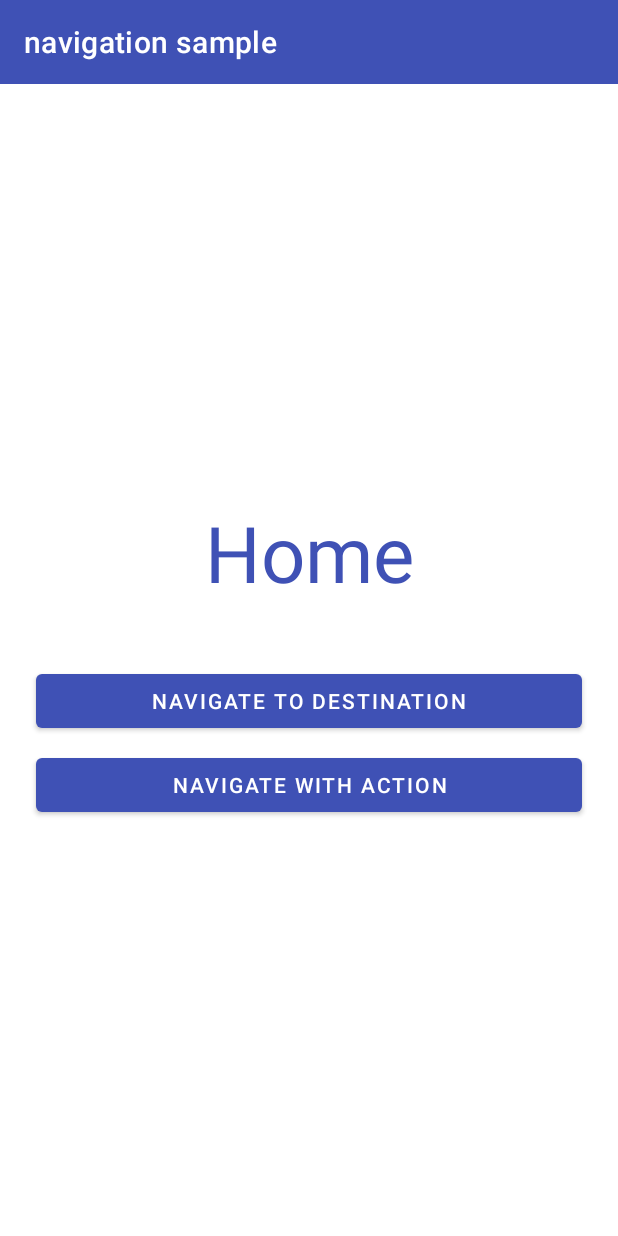
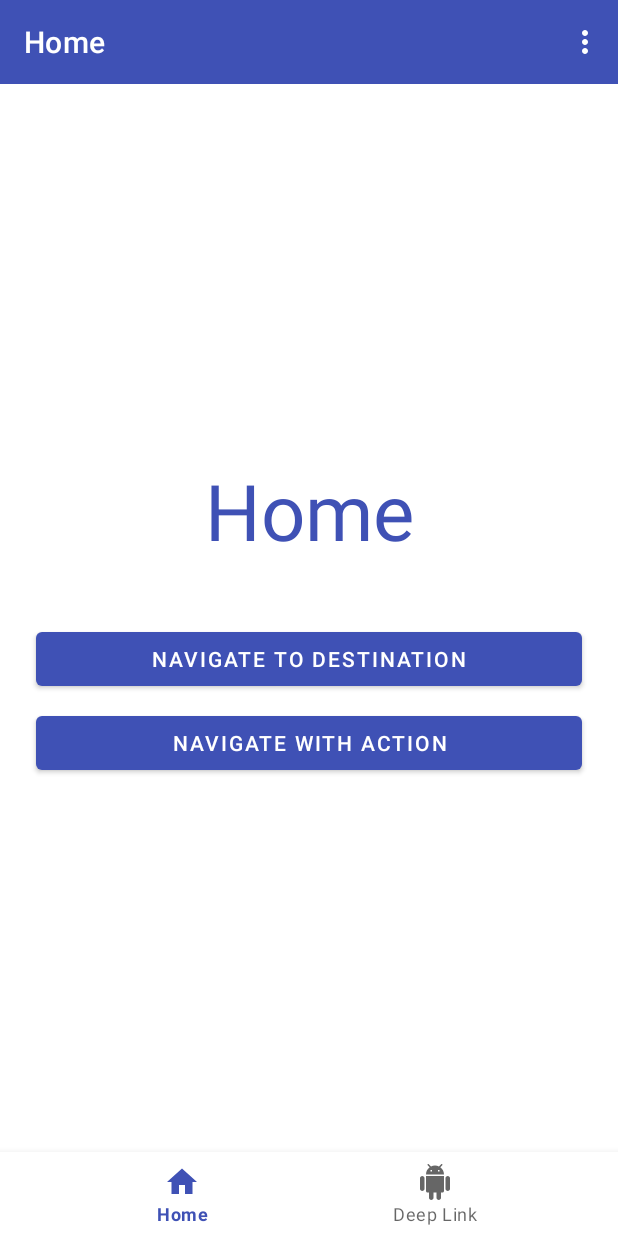
Before and after one commit to prince1809/android-navigation-sample, an Android app: the screen it shows after launch (MainActivity), on a phone screen of 412 x 824 dp. Run offline under Robolectric (Android 15) with nearby library versions, the phone set to English and light mode, and no system bars; our stand-ins replace navigation-ui.

Commit message:
add navigation and bottom navigation

```diff
--- a/app/src/main/java/com/princekr/android/navigationsample/FlowStepFragment.kt
+++ b/app/src/main/java/com/princekr/android/navigationsample/FlowStepFragment.kt
@@ -6,6 +6,7 @@ import android.view.LayoutInflater
 import android.view.View
 import android.view.ViewGroup
 import androidx.fragment.app.Fragment
+import androidx.navigation.fragment.navArgs
 
 /**
  * A simple [Fragment] subclass.
@@ -18,6 +19,9 @@ class FlowStepFragment : Fragment() {
     ): View? {
         // Inflate the layout for this fragment
         return inflater.inflate(R.layout.fragment_flow_step_one, container, false)
+
+        val safeArgs: FlowStepFragmentArgs by navArgs()
+        val flowStepNumber = safeArgs.flowStepNumber
     }
 
 
--- a/app/src/main/java/com/princekr/android/navigationsample/HomeFragment.kt
+++ b/app/src/main/java/com/princekr/android/navigationsample/HomeFragment.kt
@@ -7,7 +7,6 @@ import android.view.View
 import android.view.ViewGroup
 import android.widget.Button
 import androidx.fragment.app.Fragment
-import androidx.navigation.Navigation
 import androidx.navigation.fragment.findNavController
 import androidx.navigation.navOptions
 
@@ -41,8 +40,11 @@ class HomeFragment : Fragment() {
             findNavController().navigate(R.id.flow_step_one_dest, null, options)
         }
 
-        view.findViewById<Button>(R.id.navigate_action_button)?.setOnClickListener(
-                Navigation.createNavigateOnClickListener(R.id.next_action, null)
-        )
+        view.findViewById<Button>(R.id.navigate_action_button)?.setOnClickListener {
+            val flowStepNumberArg = 1
+            val action = HomeFragmentDirections.nextAction(flowStepNumberArg)
+            findNavController().navigate(action)
+        }
+
     }
 }
--- a/app/src/main/java/com/princekr/android/navigationsample/MainActivity.kt
+++ b/app/src/main/java/com/princekr/android/navigationsample/MainActivity.kt
@@ -3,12 +3,21 @@ package com.princekr.android.navigationsample
 import android.content.res.Resources
 import android.os.Bundle
 import android.util.Log
+import android.view.Menu
+import android.view.MenuItem
 import android.widget.Toast
 import androidx.appcompat.app.AppCompatActivity
 import androidx.appcompat.widget.Toolbar
+import androidx.drawerlayout.widget.DrawerLayout
 import androidx.navigation.NavController
+import androidx.navigation.findNavController
 import androidx.navigation.fragment.NavHostFragment
 import androidx.navigation.ui.AppBarConfiguration
+import androidx.navigation.ui.onNavDestinationSelected
+import androidx.navigation.ui.setupActionBarWithNavController
+import androidx.navigation.ui.setupWithNavController
+import com.google.android.material.bottomnavigation.BottomNavigationView
+import com.google.android.material.navigation.NavigationView
 
 /**
  * A simple Activity demonstrating use of a NavHostFragment with a navigation drawer.
@@ -34,6 +43,12 @@ class MainActivity : AppCompatActivity() {
 
         appBarConfiguration = AppBarConfiguration(navController.graph)
 
+        val drawerLayout: DrawerLayout? = findViewById(R.id.drawer_layout)
+        appBarConfiguration = AppBarConfiguration(
+            setOf(R.id.home_dest, R.id.deeplink_dest),
+            drawerLayout
+        )
+
         setupActionBar(navController, appBarConfiguration)
 
         setupNavigationMenu(navController)
@@ -56,17 +71,42 @@ class MainActivity : AppCompatActivity() {
     }
 
     private fun setupBottomMenu(navController: NavController) {
-
+        val bottomNav = findViewById<BottomNavigationView>(R.id.bottom_nav_view)
+        bottomNav?.setupWithNavController(navController)
     }
 
     private fun setupNavigationMenu(navController: NavController) {
-
+        val sideNavView = findViewById<NavigationView>(R.id.nav_view)
+        sideNavView?.setupWithNavController(navController)
     }
 
     private fun setupActionBar(
         navController: NavController,
-        appBarConfiguration: AppBarConfiguration
+        appBarConfig: AppBarConfiguration
     ) {
+        setupActionBarWithNavController(navController, appBarConfig)
+    }
 
+    override fun onCreateOptionsMenu(menu: Menu?): Boolean {
+        val retValue = super.onCreateOptionsMenu(menu)
+        val navigationView = findViewById<NavigationView>(R.id.nav_view)
+        // The NavigationView already has these same navigation items, so we only add
+        // navigation items to the menu here if there isn't a NavigationView
+        if (navigationView == null) {
+            menuInflater.inflate(R.menu.overflow_menu, menu)
+            return true
+        }
+        return retValue
     }
+
+    override fun onOptionsItemSelected(item: MenuItem): Boolean {
+        return item.onNavDestinationSelected(findNavController(R.id.my_nav_host_fragment))
+                || super.onOptionsItemSelected(item)
+    }
+
+    override fun onSupportNavigateUp(): Boolean {
+        return findNavController(R.id.my_nav_host_fragment).navigateUp()
+    }
+
+
 }
--- /dev/null
+++ b/app/src/main/res/layout-h470dp/navigation_activity.xml
@@ -0,0 +1,32 @@
+<?xml version="1.0" encoding="utf-8"?>
+<LinearLayout xmlns:android="http://schemas.android.com/apk/res/android"
+    xmlns:app="http://schemas.android.com/apk/res-auto"
+    xmlns:tools="http://schemas.android.com/tools"
+    android:layout_width="match_parent"
+    android:layout_height="match_parent"
+    android:orientation="vertical"
+    tools:context=".MainActivity">
+
+    <androidx.appcompat.widget.Toolbar
+        android:id="@+id/toolbar"
+        android:layout_width="match_parent"
+        android:layout_height="wrap_content"
+        android:background="@color/colorPrimary"
+        android:theme="@style/ThemeOverlay.MaterialComponents.Dark.ActionBar" />
+
+    <fragment
+        android:id="@+id/my_nav_host_fragment"
+        android:name="androidx.navigation.fragment.NavHostFragment"
+        android:layout_width="match_parent"
+        android:layout_height="0dp"
+        android:layout_weight="1"
+        app:defaultNavHost="true"
+        app:navGraph="@navigation/mobile_navigation" />
+
+    <com.google.android.material.bottomnavigation.BottomNavigationView
+        android:id="@+id/bottom_nav_view"
+        android:layout_width="match_parent"
+        android:layout_height="wrap_content"
+        app:menu="@menu/bottom_nav_menu" />
+
+</LinearLayout>
--- /dev/null
+++ b/app/src/main/res/layout-w960dp/navigation_activity.xml
@@ -0,0 +1,42 @@
+<?xml version="1.0" encoding="utf-8"?>
+<RelativeLayout xmlns:android="http://schemas.android.com/apk/res/android"
+    xmlns:app="http://schemas.android.com/apk/res-auto"
+    xmlns:tools="http://schemas.android.com/tools"
+    android:layout_width="match_parent"
+    android:layout_height="match_parent"
+    tools:context=".MainActivity">
+
+    <com.google.android.material.navigation.NavigationView
+        android:id="@+id/nav_view"
+        android:layout_width="wrap_content"
+        android:layout_height="match_parent"
+        android:layout_alignParentStart="true"
+        app:elevation="0dp"
+        app:headerLayout="@layout/nav_view_header"
+        app:menu="@menu/nav_drawer_menu" />
+
+    <View
+        android:layout_width="1dp"
+        android:layout_height="match_parent"
+        android:layout_toEndOf="@id/nav_view"
+        android:background="?android:attr/listDivider" />
+
+    <androidx.appcompat.widget.Toolbar
+        android:id="@+id/toolbar"
+        android:layout_width="match_parent"
+        android:layout_height="wrap_content"
+        android:layout_alignParentTop="true"
+        android:layout_toEndOf="@id/nav_view"
+        android:background="@color/colorPrimary"
+        android:theme="@style/ThemeOverlay.MaterialComponents.Dark.ActionBar" />
+
+    <fragment
+        android:id="@+id/my_nav_host_fragment"
+        android:name="androidx.navigation.fragment.NavHostFragment"
+        android:layout_width="match_parent"
+        android:layout_height="match_parent"
+        android:layout_below="@id/toolbar"
+        android:layout_toEndOf="@id/nav_view"
+        app:defaultNavHost="true"
+        app:navGraph="@navigation/mobile_navigation" />
+</RelativeLayout>
--- /dev/null
+++ b/app/src/main/res/layout/nav_view_header.xml
@@ -0,0 +1,13 @@
+<?xml version="1.0" encoding="utf-8"?>
+<FrameLayout
+    xmlns:android="http://schemas.android.com/apk/res/android"
+    android:layout_width="match_parent"
+    android:layout_height="?attr/actionBarSize"
+    android:orientation="vertical">
+
+    <View
+        android:layout_width="match_parent"
+        android:layout_height="1dp"
+        android:layout_gravity="bottom"
+        android:background="?android:attr/listDivider" />
+</FrameLayout>
--- /dev/null
+++ b/app/src/main/res/menu/bottom_nav_menu.xml
@@ -0,0 +1,13 @@
+<?xml version="1.0" encoding="utf-8"?>
+<menu xmlns:app="http://schemas.android.com/apk/res-auto"
+    xmlns:android="http://schemas.android.com/apk/res/android">
+
+    <item
+        android:id="@+id/home_dest"
+        android:icon="@drawable/ic_home"
+        android:title="@string/home" />
+    <item
+        android:id="@+id/deeplink_dest"
+        android:icon="@drawable/ic_android"
+        android:title="@string/deeplink" />
+</menu>
--- /dev/null
+++ b/app/src/main/res/menu/overflow_menu.xml
@@ -0,0 +1,10 @@
+<?xml version="1.0" encoding="utf-8"?>
+<menu xmlns:app="http://schemas.android.com/apk/res-auto"
+    xmlns:android="http://schemas.android.com/apk/res/android">
+
+    <item
+        android:id="@+id/settings_dest"
+        android:icon="@drawable/ic_settings"
+        android:menuCategory="secondary"
+        android:title="@string/settings" />
+</menu>
```
